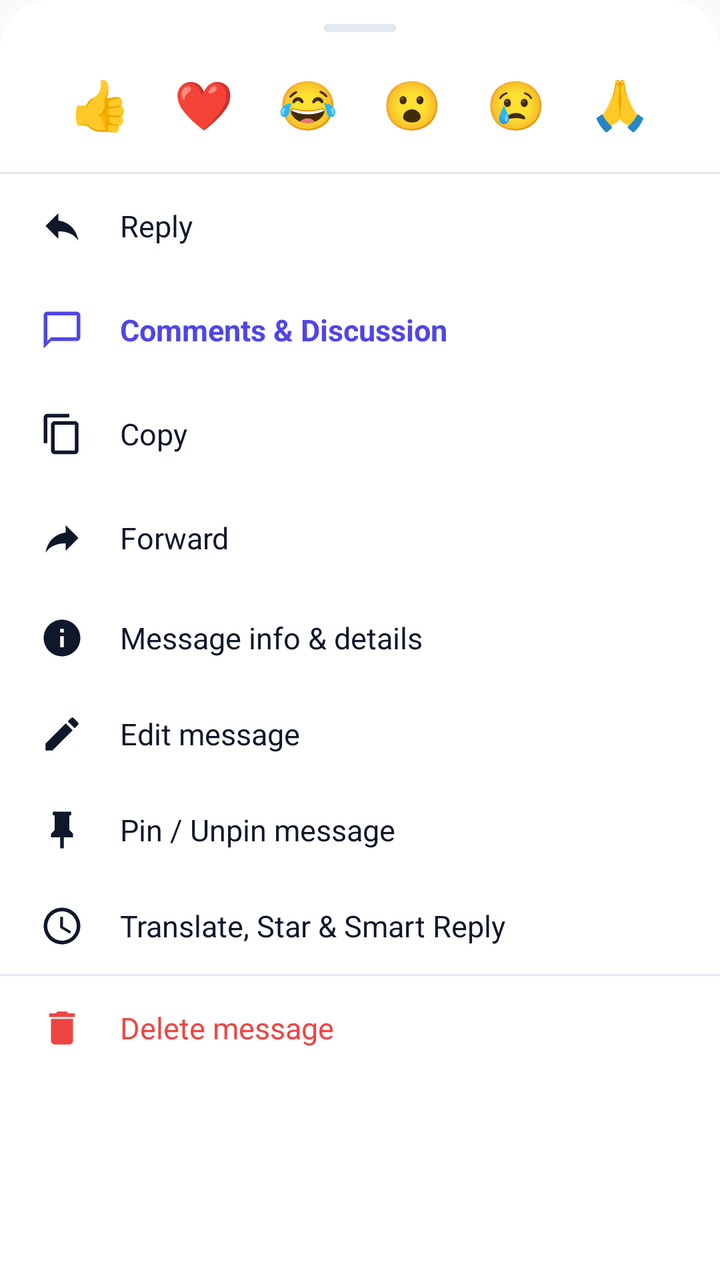
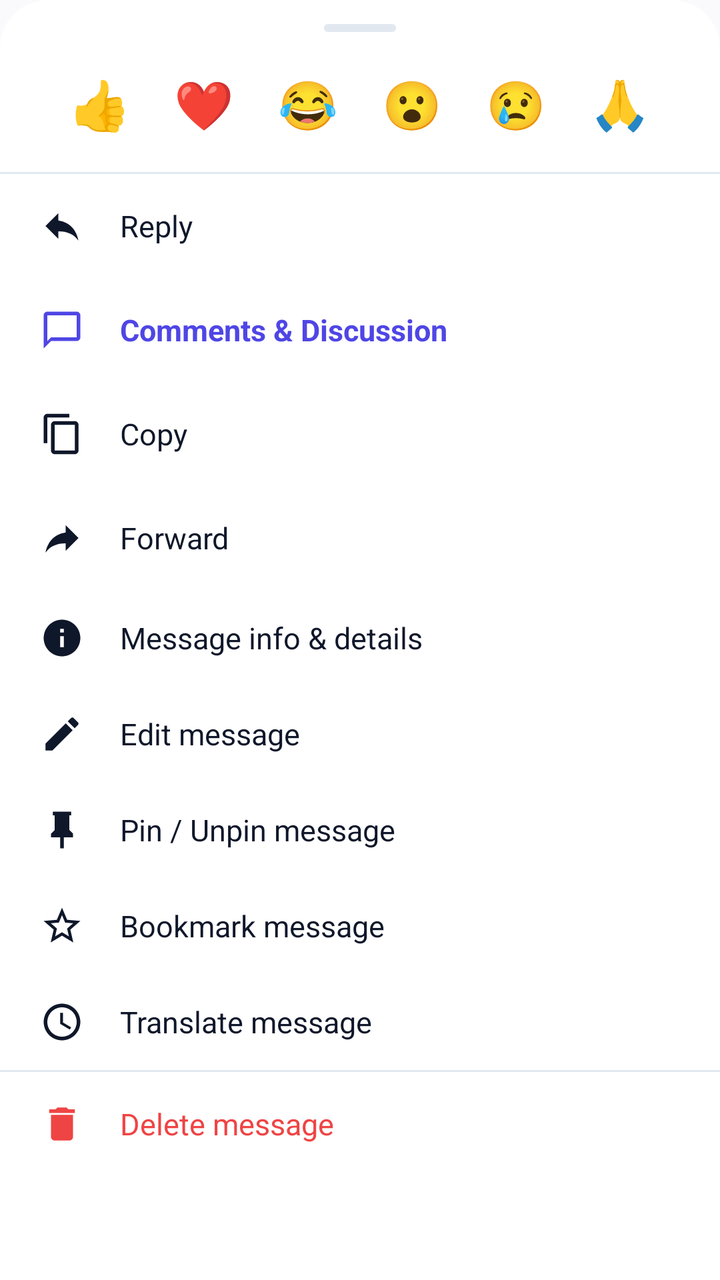

Before-and-after screenshots of an Android layout around one commit, followed by the original layout XML and the change that was made.
<!-- AndroidManifest.xml: application theme Theme.VEIL -->
<!-- res/layout/bottom_sheet_message_actions.xml -->
<?xml version="1.0" encoding="utf-8"?>
<LinearLayout xmlns:android="http://schemas.android.com/apk/res/android"
    xmlns:app="http://schemas.android.com/apk/res-auto"
    android:layout_width="match_parent"
    android:layout_height="wrap_content"
    android:orientation="vertical"
    android:background="@drawable/bottom_sheet_background"
    android:paddingTop="12dp"
    android:paddingBottom="24dp">

    
    <View
        android:layout_width="36dp"
        android:layout_height="4dp"
        android:background="@drawable/bg_persona_drag_handle"
        android:layout_gravity="center_horizontal"
        android:layout_marginBottom="14dp" />

    
    <LinearLayout
        android:id="@+id/reactionsStrip"
        android:layout_width="match_parent"
        android:layout_height="wrap_content"
        android:orientation="horizontal"
        android:gravity="center"
        android:paddingStart="16dp"
        android:paddingEnd="16dp"
        android:paddingBottom="12dp">

        <TextView
            android:id="@+id/reactionThumbsUp"
            android:layout_width="44dp"
            android:layout_height="44dp"
            android:gravity="center"
            android:text="👍"
            android:textSize="24sp"
            android:background="?attr/selectableItemBackgroundBorderless" />

        <TextView
            android:id="@+id/reactionHeart"
            android:layout_width="44dp"
            android:layout_height="44dp"
            android:gravity="center"
            android:text="❤️"
            android:textSize="24sp"
            android:layout_marginStart="8dp"
            android:background="?attr/selectableItemBackgroundBorderless" />

        <TextView
            android:id="@+id/reactionLaugh"
            android:layout_width="44dp"
            android:layout_height="44dp"
            android:gravity="center"
            android:text="😂"
            android:textSize="24sp"
            android:layout_marginStart="8dp"
            android:background="?attr/selectableItemBackgroundBorderless" />

        <TextView
            android:id="@+id/reactionWow"
            android:layout_width="44dp"
            android:layout_height="44dp"
            android:gravity="center"
            android:text="😮"
            android:textSize="24sp"
            android:layout_marginStart="8dp"
            android:background="?attr/selectableItemBackgroundBorderless" />

        <TextView
            android:id="@+id/reactionSad"
            android:layout_width="44dp"
            android:layout_height="44dp"
            android:gravity="center"
            android:text="😢"
            android:textSize="24sp"
            android:layout_marginStart="8dp"
            android:background="?attr/selectableItemBackgroundBorderless" />

        <TextView
            android:id="@+id/reactionPray"
            android:layout_width="44dp"
            android:layout_height="44dp"
            android:gravity="center"
            android:text="🙏"
            android:textSize="24sp"
            android:layout_marginStart="8dp"
            android:background="?attr/selectableItemBackgroundBorderless" />

    </LinearLayout>

    <View
        android:layout_width="match_parent"
        android:layout_height="1dp"
        android:background="@color/colorOutline" />

    
    <LinearLayout
        android:id="@+id/actionReply"
        android:layout_width="match_parent"
        android:layout_height="52dp"
        android:orientation="horizontal"
        android:gravity="center_vertical"
        android:paddingStart="20dp"
        android:paddingEnd="20dp"
        android:background="?attr/selectableItemBackground"
        android:clickable="true"
        android:focusable="true">

        <ImageView
            android:layout_width="22dp"
            android:layout_height="22dp"
            android:src="@drawable/ic_reply"
            app:tint="@color/textPrimary" />

        <TextView
            android:layout_width="wrap_content"
            android:layout_height="wrap_content"
            android:layout_marginStart="18dp"
            android:text="Reply"
            android:textColor="@color/textPrimary"
            android:textSize="15sp" />

    </LinearLayout>

    
    <LinearLayout
        android:id="@+id/actionComments"
        android:layout_width="match_parent"
        android:layout_height="52dp"
        android:orientation="horizontal"
        android:gravity="center_vertical"
        android:paddingStart="20dp"
        android:paddingEnd="20dp"
        android:background="?attr/selectableItemBackground"
        android:clickable="true"
        android:focusable="true">

        <ImageView
            android:layout_width="22dp"
            android:layout_height="22dp"
            android:src="@drawable/ic_chat"
            app:tint="@color/colorPrimary" />

        <TextView
            android:layout_width="wrap_content"
            android:layout_height="wrap_content"
            android:layout_marginStart="18dp"
            android:text="Comments &amp; Discussion"
            android:textColor="@color/colorPrimary"
            android:textSize="15sp"
            android:textStyle="bold" />

    </LinearLayout>

    
    <LinearLayout
        android:id="@+id/actionCopy"
        android:layout_width="match_parent"
        android:layout_height="52dp"
        android:orientation="horizontal"
        android:gravity="center_vertical"
        android:paddingStart="20dp"
        android:paddingEnd="20dp"
        android:background="?attr/selectableItemBackground"
        android:clickable="true"
        android:focusable="true">

        <ImageView
            android:layout_width="22dp"
            android:layout_height="22dp"
            android:src="@drawable/ic_copy"
            app:tint="@color/textPrimary" />

        <TextView
            android:layout_width="wrap_content"
            android:layout_height="wrap_content"
            android:layout_marginStart="18dp"
            android:text="Copy"
            android:textColor="@color/textPrimary"
            android:textSize="15sp" />

    </LinearLayout>

    
    <LinearLayout
        android:id="@+id/actionForward"
        android:layout_width="match_parent"
        android:layout_height="52dp"
        android:orientation="horizontal"
        android:gravity="center_vertical"
        android:paddingStart="20dp"
        android:paddingEnd="20dp"
        android:background="?attr/selectableItemBackground"
        android:clickable="true"
        android:focusable="true">

        <ImageView
            android:layout_width="22dp"
            android:layout_height="22dp"
            android:src="@drawable/ic_forward"
            app:tint="@color/textPrimary" />

        <TextView
            android:layout_width="wrap_content"
            android:layout_height="wrap_content"
            android:layout_marginStart="18dp"
            android:text="Forward"
            android:textColor="@color/textPrimary"
            android:textSize="15sp" />

    </LinearLayout>

    
    <LinearLayout
        android:id="@+id/actionInfo"
        android:layout_width="match_parent"
        android:layout_height="48dp"
        android:orientation="horizontal"
        android:gravity="center_vertical"
        android:paddingStart="20dp"
        android:paddingEnd="20dp"
        android:background="?attr/selectableItemBackground"
        android:clickable="true"
        android:focusable="true">

        <ImageView
            android:layout_width="22dp"
            android:layout_height="22dp"
            android:src="@drawable/ic_info"
            app:tint="@color/textPrimary" />

        <TextView
            android:layout_width="wrap_content"
            android:layout_height="wrap_content"
            android:layout_marginStart="18dp"
            android:text="Message info &amp; details"
            android:textColor="@color/textPrimary"
            android:textSize="15sp" />

    </LinearLayout>

    
    <LinearLayout
        android:id="@+id/actionEdit"
        android:layout_width="match_parent"
        android:layout_height="48dp"
        android:orientation="horizontal"
        android:gravity="center_vertical"
        android:paddingStart="20dp"
        android:paddingEnd="20dp"
        android:background="?attr/selectableItemBackground"
        android:clickable="true"
        android:focusable="true">

        <ImageView
            android:layout_width="22dp"
            android:layout_height="22dp"
            android:src="@drawable/ic_edit"
            app:tint="@color/textPrimary" />

        <TextView
            android:layout_width="wrap_content"
            android:layout_height="wrap_content"
            android:layout_marginStart="18dp"
            android:text="Edit message"
            android:textColor="@color/textPrimary"
            android:textSize="15sp" />

    </LinearLayout>

    
    <LinearLayout
        android:id="@+id/actionPin"
        android:layout_width="match_parent"
        android:layout_height="48dp"
        android:orientation="horizontal"
        android:gravity="center_vertical"
        android:paddingStart="20dp"
        android:paddingEnd="20dp"
        android:background="?attr/selectableItemBackground"
        android:clickable="true"
        android:focusable="true">

        <ImageView
            android:layout_width="22dp"
            android:layout_height="22dp"
            android:src="@drawable/ic_chat_pin"
            app:tint="@color/textPrimary" />

        <TextView
            android:layout_width="wrap_content"
            android:layout_height="wrap_content"
            android:layout_marginStart="18dp"
            android:text="Pin / Unpin message"
            android:textColor="@color/textPrimary"
            android:textSize="15sp" />

    </LinearLayout>

    
    <LinearLayout
        android:id="@+id/actionFavoriteMedia"
        android:layout_width="match_parent"
        android:layout_height="48dp"
        android:orientation="horizontal"
        android:gravity="center_vertical"
        android:paddingStart="20dp"
        android:paddingEnd="20dp"
        android:background="?attr/selectableItemBackground"
        android:clickable="true"
        android:focusable="true"
        android:visibility="gone">

        <ImageView
            android:id="@+id/ivFavoriteMediaIcon"
            android:layout_width="22dp"
            android:layout_height="22dp"
            android:src="@drawable/ic_star"
            app:tint="@color/textPrimary" />

        <TextView
            android:id="@+id/tvFavoriteMediaTitle"
            android:layout_width="wrap_content"
            android:layout_height="wrap_content"
            android:layout_marginStart="18dp"
            android:text="Add to Favorites"
            android:textColor="@color/textPrimary"
            android:textSize="15sp" />

    </LinearLayout>

    
    <LinearLayout
        android:id="@+id/actionTranslate"
        android:layout_width="match_parent"
        android:layout_height="48dp"
        android:orientation="horizontal"
        android:gravity="center_vertical"
        android:paddingStart="20dp"
        android:paddingEnd="20dp"
        android:background="?attr/selectableItemBackground"
        android:clickable="true"
        android:focusable="true">

        <ImageView
            android:layout_width="22dp"
            android:layout_height="22dp"
            android:src="@drawable/ic_language"
            app:tint="@color/textPrimary" />

        <TextView
            android:layout_width="wrap_content"
            android:layout_height="wrap_content"
            android:layout_marginStart="18dp"
            android:text="Translate, Star &amp; Smart Reply"
            android:textColor="@color/textPrimary"
            android:textSize="15sp" />

    </LinearLayout>

    <View
        android:layout_width="match_parent"
        android:layout_height="1dp"
        android:background="@color/colorOutline" />

    
    <LinearLayout
        android:id="@+id/actionDelete"
        android:layout_width="match_parent"
        android:layout_height="52dp"
        android:orientation="horizontal"
        android:gravity="center_vertical"
        android:paddingStart="20dp"
        android:paddingEnd="20dp"
        android:background="?attr/selectableItemBackground"
        android:clickable="true"
        android:focusable="true">

        <ImageView
            android:layout_width="22dp"
            android:layout_height="22dp"
            android:src="@drawable/ic_delete"
            app:tint="@color/colorError" />

        <TextView
            android:layout_width="wrap_content"
            android:layout_height="wrap_content"
            android:layout_marginStart="18dp"
            android:text="Delete message"
            android:textColor="@color/colorError"
            android:textSize="15sp" />

    </LinearLayout>

</LinearLayout>
<!-- resources referenced by this layout -->
<resources>
  <color name="colorError">#EF4444</color>
  <color name="colorOutline">#E2E8F0</color>
  <color name="colorPrimary">#4F46E5</color>
  <color name="textPrimary">#0F172A</color>
  <!-- drawable bg_persona_drag_handle (drawable) -->
  <?xml version="1.0" encoding="utf-8"?>
  <shape xmlns:android="http://schemas.android.com/apk/res/android"
      android:shape="rectangle">
      <solid android:color="@color/colorOutline" />
      <corners android:radius="2dp" />
  </shape>
  <!-- drawable bottom_sheet_background (drawable) -->
  <?xml version="1.0" encoding="utf-8"?>
  <shape xmlns:android="http://schemas.android.com/apk/res/android">
      <solid android:color="@color/colorSurface" />
      <corners
          android:topLeftRadius="24dp"
          android:topRightRadius="24dp" />
  </shape>
  <!-- drawable ic_forward (drawable) -->
  <vector xmlns:android="http://schemas.android.com/apk/res/android"
      android:width="24dp"
      android:height="24dp"
      android:viewportWidth="24"
      android:viewportHeight="24">
    <path
        android:fillColor="@android:color/white"
        android:pathData="M14,9v-4l7,7 -7,7v-4.1c-5,0 -8.5,1.6 -11,5.1 1,-5 4,-10 11,-11z"/>
  </vector>
  <!-- drawable ic_reply (drawable) -->
  <vector xmlns:android="http://schemas.android.com/apk/res/android"
      android:width="24dp"
      android:height="24dp"
      android:viewportWidth="24"
      android:viewportHeight="24">
    <path
        android:fillColor="@android:color/white"
        android:pathData="M10,9V5l-7,7 7,7v-4.1c5,0 8.5,1.6 11,5.1 -1,-5 -4,-10 -11,-11z"/>
  </vector>
  <!-- drawable ic_star (drawable) -->
  <vector xmlns:android="http://schemas.android.com/apk/res/android"
      android:width="24dp"
      android:height="24dp"
      android:viewportWidth="24"
      android:viewportHeight="24">
    <path
        android:fillColor="#FFB800"
        android:pathData="M12,17.27L18.18,21l-1.64,-7.03L22,9.24l-7.19,-0.61L12,2 9.19,8.63 2,9.24l5.46,4.73L5.82,21z"/>
  </vector>
  <style name="Theme.VEIL" parent="Base.Theme.VEIL" />
  <color name="colorSurface">#FFFFFF</color>
  <color name="text_primary">#0F172A</color>
  <color name="colorOnPrimary">#FFFFFF</color>
  <color name="colorPrimaryContainer">#EEF2FF</color>
  <color name="colorOnPrimaryContainer">#3730A3</color>
  <color name="colorSecondary">#0D9488</color>
  <color name="colorOnSecondary">#FFFFFF</color>
  <color name="colorSecondaryContainer">#EEF2FF</color>
  <color name="colorOnSecondaryContainer">#3730A3</color>
  <color name="colorTertiary">#06B6D4</color>
  <color name="colorOnTertiary">#FFFFFF</color>
  <color name="colorTertiaryContainer">#ECFEFF</color>
  <color name="colorOnTertiaryContainer">#155E75</color>
  <color name="colorOnSurface">#0F172A</color>
  <color name="colorSurfaceVariant">#F1F5F9</color>
  <color name="colorOnSurfaceVariant">#475569</color>
  <color name="colorSurfaceDim">#E2E8F0</color>
  <color name="colorSurfaceBright">#FFFFFF</color>
  <color name="colorSurfaceContainerLowest">#FFFFFF</color>
  <color name="colorSurfaceContainerLow">#F8FAFC</color>
  <color name="colorSurfaceContainer">#F1F5F9</color>
  <color name="colorSurfaceContainerHigh">#E2E8F0</color>
  <color name="colorSurfaceContainerHighest">#CBD5E1</color>
  <color name="colorBackground">#FAFAFC</color>
  <style name="ModernBottomSheetStyle" parent="Widget.Material3.BottomSheet">
          <item name="android:background">@android:color/transparent</item>
      </style>
  <!-- unchanged entries left out for length: 9 -->
</resources>

<!-- the commit's change to res/layout/bottom_sheet_message_actions.xml (unified diff, before → after) -->
@@ -331,6 +331,37 @@
 
     
     <LinearLayout
+        android:id="@+id/actionBookmark"
+        android:layout_width="match_parent"
+        android:layout_height="48dp"
+        android:orientation="horizontal"
+        android:gravity="center_vertical"
+        android:paddingStart="20dp"
+        android:paddingEnd="20dp"
+        android:background="?attr/selectableItemBackground"
+        android:clickable="true"
+        android:focusable="true">
+
+        <ImageView
+            android:id="@+id/ivBookmarkIcon"
+            android:layout_width="22dp"
+            android:layout_height="22dp"
+            android:src="@drawable/ic_star_outline"
+            app:tint="@color/textPrimary" />
+
+        <TextView
+            android:id="@+id/tvBookmarkTitle"
+            android:layout_width="wrap_content"
+            android:layout_height="wrap_content"
+            android:layout_marginStart="18dp"
+            android:text="Bookmark message"
+            android:textColor="@color/textPrimary"
+            android:textSize="15sp" />
+
+    </LinearLayout>
+
+    
+    <LinearLayout
         android:id="@+id/actionTranslate"
         android:layout_width="match_parent"
         android:layout_height="48dp"
@@ -343,16 +374,18 @@
         android:focusable="true">
 
         <ImageView
+            android:id="@+id/ivTranslateIcon"
             android:layout_width="22dp"
             android:layout_height="22dp"
             android:src="@drawable/ic_language"
             app:tint="@color/textPrimary" />
 
         <TextView
-            android:layout_width="wrap_content"
-            android:layout_height="wrap_content"
-            android:layout_marginStart="18dp"
-            android:text="Translate, Star &amp; Smart Reply"
+            android:id="@+id/tvTranslateTitle"
+            android:layout_width="wrap_content"
+            android:layout_height="wrap_content"
+            android:layout_marginStart="18dp"
+            android:text="Translate message"
             android:textColor="@color/textPrimary"
             android:textSize="15sp" />
 
<!-- resource entries referenced after the edit -->
@@ -49,6 +49,16 @@
         android:fillColor="#FFB800"
         android:pathData="M12,17.27L18.18,21l-1.64,-7.03L22,9.24l-7.19,-0.61L12,2 9.19,8.63 2,9.24l5.46,4.73L5.82,21z"/>
   </vector>
+  <!-- drawable ic_star_outline (drawable) -->
+  <vector xmlns:android="http://schemas.android.com/apk/res/android"
+      android:width="24dp"
+      android:height="24dp"
+      android:viewportWidth="24"
+      android:viewportHeight="24">
+    <path
+        android:fillColor="#FF000000"
+        android:pathData="M22,9.24l-7.19,-0.62L12,2 9.19,8.63 2,9.24l5.46,4.73L5.82,21 12,17.27 18.18,21l-1.63,-7.03L22,9.24zM12,15.4l-3.76,2.27 1,-4.28 -3.32,-2.88 4.38,-0.38L12,6.1l1.71,4.04 4.38,0.38 -3.32,2.88 1,4.28M12,15.4z"/>
+  </vector>
   <style name="Theme.VEIL" parent="Base.Theme.VEIL" />
   <color name="colorSurface">#FFFFFF</color>
   <color name="text_primary">#0F172A</color>
